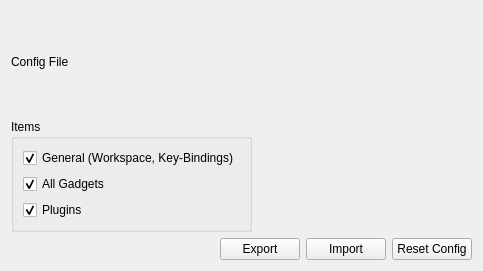
This is ground/openpilotgcs/src/plugins/importexport/importexportgadgetwidget.ui in openpilot/OpenPilot as Qt 5 draws it before an edit. The edited form follows.
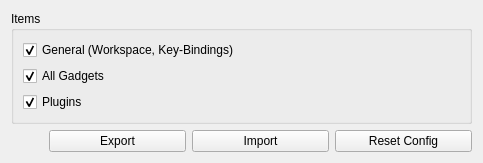
This is the edited form. Icons and pictures are not drawn. Custom widgets are drawn as their Qt base class.

Commit message: Fixed GCS export file selection problem - in windows.

Diff of the .ui file:
```diff
--- a/ground/openpilotgcs/src/plugins/importexport/importexportgadgetwidget.ui
+++ b/ground/openpilotgcs/src/plugins/importexport/importexportgadgetwidget.ui
@@ -7,41 +7,16 @@
     <x>0</x>
     <y>0</y>
     <width>483</width>
-    <height>271</height>
+    <height>154</height>
    </rect>
   </property>
   <property name="windowTitle">
    <string>Form</string>
   </property>
-  <layout class="QGridLayout" name="gridLayout_2">
-   <item row="0" column="0" colspan="2">
     <layout class="QHBoxLayout" name="horizontalLayout_2">
      <item>
-      <widget class="QLabel" name="label">
-       <property name="sizePolicy">
-        <sizepolicy hsizetype="Minimum" vsizetype="Preferred">
-         <horstretch>0</horstretch>
-         <verstretch>0</verstretch>
-        </sizepolicy>
-       </property>
-       <property name="text">
-        <string>Config File</string>
-       </property>
-      </widget>
-     </item>
+    <layout class="QVBoxLayout" name="verticalLayout_2">
      <item>
-      <widget class="Utils::PathChooser" name="configFile" native="true">
-       <property name="sizePolicy">
-        <sizepolicy hsizetype="MinimumExpanding" vsizetype="Preferred">
-         <horstretch>0</horstretch>
-         <verstretch>0</verstretch>
-        </sizepolicy>
-       </property>
-      </widget>
-     </item>
-    </layout>
-   </item>
-   <item row="1" column="0">
     <widget class="QGroupBox" name="groupBoxItems">
      <property name="title">
       <string>Items</string>
@@ -80,21 +55,8 @@
      </layout>
     </widget>
    </item>
-   <item row="2" column="0" colspan="2">
+     <item>
     <layout class="QHBoxLayout" name="horizontalLayout">
-     <item>
-      <spacer name="horizontalSpacer">
-       <property name="orientation">
-        <enum>Qt::Horizontal</enum>
-       </property>
-       <property name="sizeHint" stdset="0">
-        <size>
-         <width>40</width>
-         <height>20</height>
-        </size>
-       </property>
-      </spacer>
-     </item>
      <item>
       <widget class="QPushButton" name="helpButton">
        <property name="maximumSize">
@@ -154,15 +116,9 @@
     </layout>
    </item>
   </layout>
+   </item>
+  </layout>
  </widget>
- <customwidgets>
-  <customwidget>
-   <class>Utils::PathChooser</class>
-   <extends>QWidget</extends>
-   <header>utils/pathchooser.h</header>
-   <container>1</container>
-  </customwidget>
- </customwidgets>
  <resources>
   <include location="../coreplugin/core.qrc"/>
  </resources>
```
Lines whose indentation alone changed are shown as unchanged. The commit also changes 2 other files.
